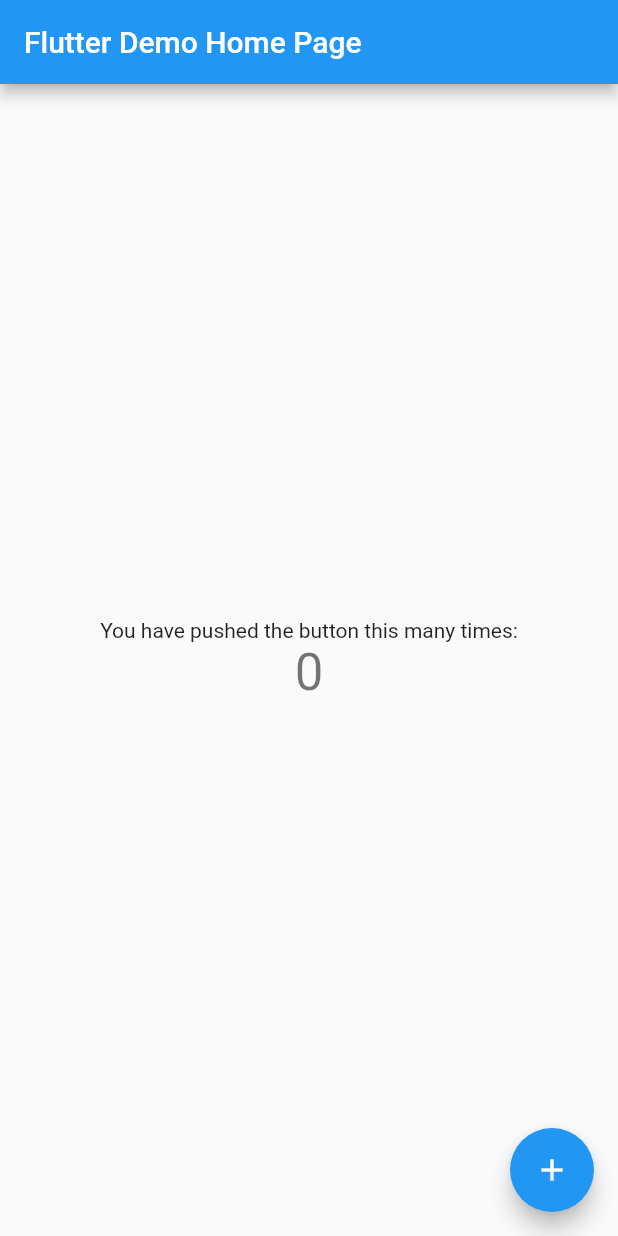
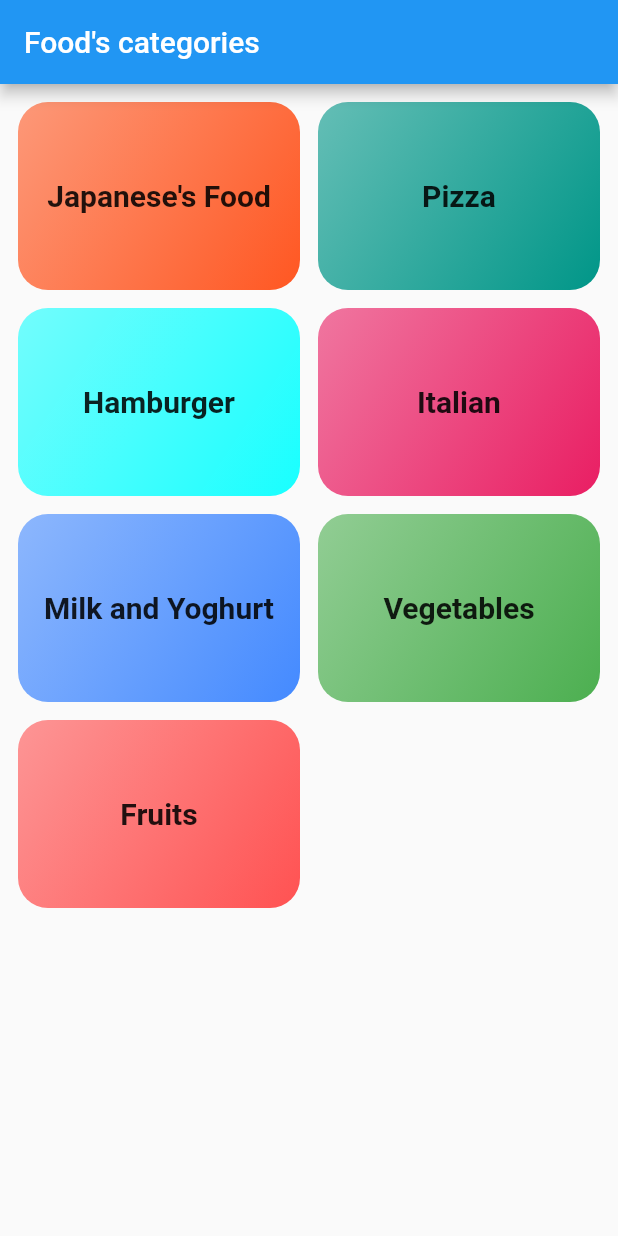
Before and after one commit to ducyb782001/FoodAppFlutter, a Flutter app: the screen it shows after launch, on a phone screen of 412 x 824 dp. Run offline on Flutter 3.47's test engine with Material 2 defaults, Android fonts, the phone set to English and light mode, and no system bars; Roboto replaces fonts that are missing (Itim).

Commit message:
Done food app ep25

```diff
--- /dev/null
+++ b/foodapp/lib/categories_page.dart
@@ -0,0 +1,23 @@
+import 'package:flutter/animation.dart';
+import 'package:flutter/cupertino.dart';
+import 'package:foodapp/category_item.dart';
+import 'package:foodapp/fake_data.dart';
+
+class CategoriesPage extends StatelessWidget {
+  static const String routeName = '/CategoriesPage';
+  @override
+  Widget build(BuildContext context) {
+    return GridView(
+      padding: EdgeInsets.all(12),
+      children: FAKE_CATEGORIES
+          .map((eachCategory) => CategoryItem(category: eachCategory))
+          .toList(),
+      gridDelegate: SliverGridDelegateWithMaxCrossAxisExtent(
+        maxCrossAxisExtent: 300,
+        childAspectRatio: 3 / 2, // width/height
+        crossAxisSpacing: 12, // Space horizontal and vertical
+        mainAxisSpacing: 12,
+      ),
+    );
+  }
+}
--- /dev/null
+++ b/foodapp/lib/category_item.dart
@@ -0,0 +1,52 @@
+import 'package:flutter/foundation.dart';
+import 'package:flutter/material.dart';
+import 'package:foodapp/models/category.dart';
+import 'foods_page.dart';
+
+class CategoryItem extends StatelessWidget {
+  // Mỗi item k trực tiếp thay đổi dữ liệu
+  Cattegory? category;
+  CategoryItem({this.category});
+  @override
+  Widget build(BuildContext context) {
+    Color? _color = this.category!.color;
+    return InkWell(
+      onTap: () {
+        print('Tap to category: ${this.category!.content}');
+        // Navigate to other
+        // Navigator.of(context).push(MaterialPageRoute(
+        //   builder: (context) => FoodsPage(category: this.category),
+        // ));
+        Navigator.pushNamed(context, FoodsPage.routeName,
+            arguments: {'category': category});
+        // FoodsPage is "route's name"
+      },
+      splashColor: Colors.deepPurple,
+      child: Container(
+        child: Container(
+          child: Column(
+            crossAxisAlignment: CrossAxisAlignment.center,
+            mainAxisAlignment: MainAxisAlignment.center,
+            children: <Widget>[
+              Text(
+                category!.content,
+                style: TextStyle(
+                  fontSize: 20,
+                  fontFamily: 'Itim',
+                  fontWeight: FontWeight.bold,
+                ),
+              ),
+            ],
+          ),
+          decoration: BoxDecoration(
+              gradient: LinearGradient(
+                  colors: [_color!.withOpacity(0.6), _color],
+                  begin: Alignment.topLeft,
+                  end: Alignment.bottomRight),
+              color: _color,
+              borderRadius: BorderRadius.circular(20)),
+        ),
+      ),
+    );
+  }
+}
--- a/foodapp/lib/main.dart
+++ b/foodapp/lib/main.dart
@@ -1,115 +1,34 @@
 import 'package:flutter/material.dart';
+import 'package:foodapp/categories_page.dart';
+import 'package:foodapp/foods_page.dart';
 
 void main() {
-  runApp(const MyApp());
+  runApp(MyApp());
 }
 
 class MyApp extends StatelessWidget {
-  const MyApp({Key? key}) : super(key: key);
-
   // This widget is the root of your application.
   @override
   Widget build(BuildContext context) {
     return MaterialApp(
-      title: 'Flutter Demo',
+      title: 'Food App with Navigation',
+      initialRoute: '/', // this is root
+      routes: {
+        '/FoodsPage': ((context) => FoodsPage()),
+        '/CategoriesPage': ((context) => CategoriesPage()),
+      },
       theme: ThemeData(
-        // This is the theme of your application.
-        //
-        // Try running your application with "flutter run". You'll see the
-        // application has a blue toolbar. Then, without quitting the app, try
-        // changing the primarySwatch below to Colors.green and then invoke
-        // "hot reload" (press "r" in the console where you ran "flutter run",
-        // or simply save your changes to "hot reload" in a Flutter IDE).
-        // Notice that the counter didn't reset back to zero; the application
-        // is not restarted.
-        primarySwatch: Colors.blue,
+          primarySwatch: Colors.blue,
+          fontFamily: 'Itim',
+          textTheme: ThemeData.light().textTheme.copyWith(
+              bodyText1: TextStyle(color: Color.fromRGBO(20, 52, 52, 1)))),
+      home: Scaffold(
+        appBar: AppBar(
+          title: const Text('Food\'s categories'),
+          centerTitle: false,
+        ),
+        body: SafeArea(child: CategoriesPage()),
       ),
-      home: const MyHomePage(title: 'Flutter Demo Home Page'),
     );
   }
 }
-
-class MyHomePage extends StatefulWidget {
-  const MyHomePage({Key? key, required this.title}) : super(key: key);
-
-  // This widget is the home page of your application. It is stateful, meaning
-  // that it has a State object (defined below) that contains fields that affect
-  // how it looks.
-
-  // This class is the configuration for the state. It holds the values (in this
-  // case the title) provided by the parent (in this case the App widget) and
-  // used by the build method of the State. Fields in a Widget subclass are
-  // always marked "final".
-
-  final String title;
-
-  @override
-  State<MyHomePage> createState() => _MyHomePageState();
-}
-
-class _MyHomePageState extends State<MyHomePage> {
-  int _counter = 0;
-
-  void _incrementCounter() {
-    setState(() {
-      // This call to setState tells the Flutter framework that something has
-      // changed in this State, which causes it to rerun the build method below
-      // so that the display can reflect the updated values. If we changed
-      // _counter without calling setState(), then the build method would not be
-      // called again, and so nothing would appear to happen.
-      _counter++;
-    });
-  }
-
-  @override
-  Widget build(BuildContext context) {
-    // This method is rerun every time setState is called, for instance as done
-    // by the _incrementCounter method above.
-    //
-    // The Flutter framework has been optimized to make rerunning build methods
-    // fast, so that you can just rebuild anything that needs updating rather
-    // than having to individually change instances of widgets.
-    return Scaffold(
-      appBar: AppBar(
-        // Here we take the value from the MyHomePage object that was created by
-        // the App.build method, and use it to set our appbar title.
-        title: Text(widget.title),
-      ),
-      body: Center(
-        // Center is a layout widget. It takes a single child and positions it
-        // in the middle of the parent.
-        child: Column(
-          // Column is also a layout widget. It takes a list of children and
-          // arranges them vertically. By default, it sizes itself to fit its
-          // children horizontally, and tries to be as tall as its parent.
-          //
-          // Invoke "debug painting" (press "p" in the console, choose the
-          // "Toggle Debug Paint" action from the Flutter Inspector in Android
-          // Studio, or the "Toggle Debug Paint" command in Visual Studio Code)
-          // to see the wireframe for each widget.
-          //
-          // Column has various properties to control how it sizes itself and
-          // how it positions its children. Here we use mainAxisAlignment to
-          // center the children vertically; the main axis here is the vertical
-          // axis because Columns are vertical (the cross axis would be
-          // horizontal).
-          mainAxisAlignment: MainAxisAlignment.center,
-          children: <Widget>[
-            const Text(
-              'You have pushed the button this many times:',
-            ),
-            Text(
-              '$_counter',
-              style: Theme.of(context).textTheme.headline4,
-            ),
-          ],
-        ),
-      ),
-      floatingActionButton: FloatingActionButton(
-        onPressed: _incrementCounter,
-        tooltip: 'Increment',
-        child: const Icon(Icons.add),
-      ), // This trailing comma makes auto-formatting nicer for build methods.
-    );
-  }
-}
--- /dev/null
+++ b/foodapp/lib/models/category.dart
@@ -0,0 +1,8 @@
+import 'package:flutter/material.dart';
+
+class Cattegory {
+  final int id;
+  final String content;
+  final Color? color;
+  Cattegory({required this.id, required this.content, this.color});
+}
--- /dev/null
+++ b/foodapp/lib/models/food.dart
@@ -0,0 +1,26 @@
+import 'dart:math';
+
+import 'category.dart';
+import 'package:flutter/cupertino.dart';
+
+class Food {
+  int? id;
+  String? name;
+  String? urlImage;
+  Duration? duration; // Time to finish
+  Complexity? complexity;
+  List<String>? ingredients;
+  int? categoryId;
+  Food(
+      {@required this.name,
+      @required this.urlImage,
+      @required this.duration,
+      this.complexity,
+      this.ingredients,
+      this.categoryId}) {
+    // id is auto-increment
+    this.id = Random().nextInt(1000);
+  }
+}
+
+enum Complexity { Simple, Medium, Hard }
```
Also changed, not shown: foodapp/assets/fonts/Itim/OFL.txt (added, +93 -0 lines), foodapp/lib/detail_food_page.dart (added, +56 -0 lines), foodapp/lib/fake_data.dart (added, +108 -0 lines), foodapp/lib/foods_page.dart (added, +123 -0 lines), foodapp/pubspec.yaml (+9 -9 lines), foodapp/assets/fonts/Itim/Itim-Regular.ttf (added), foodapp/assets/images/loading.gif (added), foodapp/pubspec.lock.
